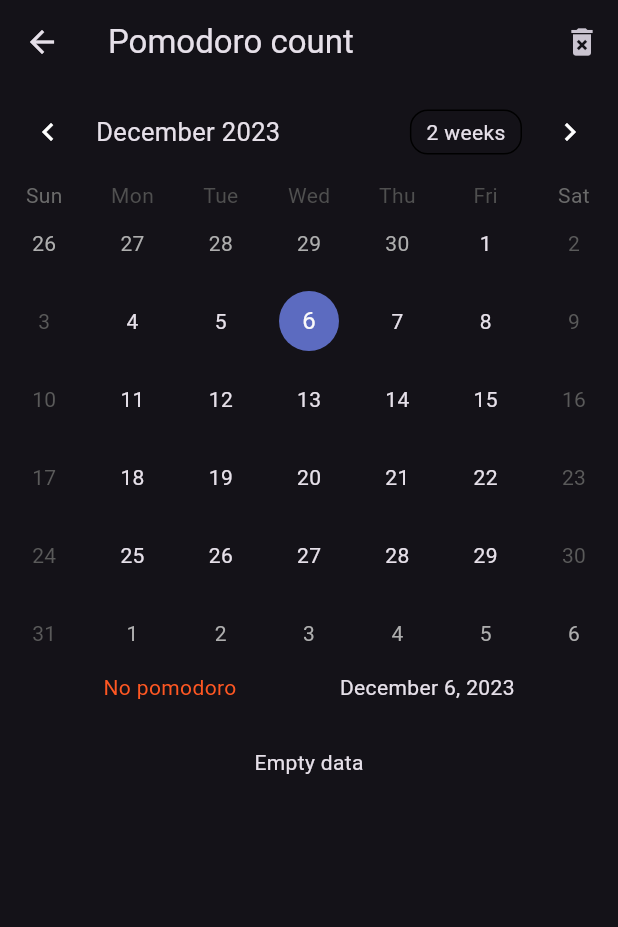
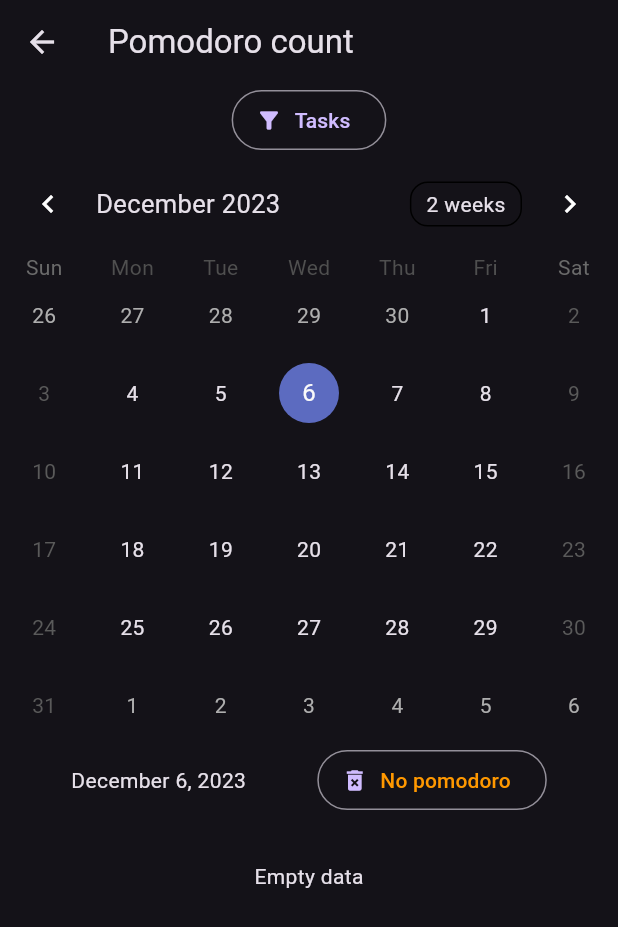
Before and after one commit to dajkim76/good_timer, a Flutter app: the PomodoroPage screen opened directly, on a phone screen of 412 x 824 dp. Shown: the top 927 px of the screen. Run offline on Flutter 3.47's test engine with Material 3 defaults, Android fonts, the phone set to English and light mode, and no system bars; drawn by our look-alikes of table_calendar; our stand-ins replace fluttertoast, realm, settings_ui, shared_preferences, sprintf, vibration and 1 more; accounts and stored records are empty; generated files the repository leaves out were written again.

Commit message:
calendar: filter by task

```diff
--- a/lib/MyRealm.dart
+++ b/lib/MyRealm.dart
@@ -83,13 +83,21 @@ class MyRealm {
     return realm.query<Pomodoro>("dayInt == $todayStr").length;
   }
 
-  int getPomodoroCount(int dayInt) {
-    return realm.query<Pomodoro>("dayInt == $dayInt").length;
+  int getPomodoroCount(int dayInt, int filterTaskId) {
+    if (filterTaskId == 0) {
+      return realm.query<Pomodoro>("dayInt == $dayInt").length;
+    } else {
+      return realm.query<Pomodoro>("dayInt == $dayInt and taskId == $filterTaskId").length;
+    }
   }
 
-  List<Pomodoro> getPomodoroList(DateTime dateTime) {
+  List<Pomodoro> getPomodoroList(DateTime dateTime, int filterTaskId) {
     String dayStr = DateFormat('yyyyMMdd').format(dateTime);
-    return realm.query<Pomodoro>("dayInt == $dayStr").toList();
+    if (filterTaskId == 0) {
+      return realm.query<Pomodoro>("dayInt == $dayStr").toList();
+    } else {
+      return realm.query<Pomodoro>("dayInt == $dayStr and taskId == $filterTaskId").toList();
+    }
   }
 
   void addPomodoro(int taskId, int durationMinutes) {
--- a/lib/pomodoro_page.dart
+++ b/lib/pomodoro_page.dart
@@ -27,12 +27,14 @@ class _PomodoroState extends State<PomodoroPage> {
   DateTime _selectedDay = DateTime.now();
   DateTime _focusedDay = DateTime.now();
   late List<Pomodoro> _pomodoroList;
-  final Map<int, _Event> eventMap = {};
+  int _filterTaskId = 0;
+  String _filterTaskName = "";
+  final Map<int, _Event> _eventMap = {};
 
   @override
   void initState() {
     super.initState();
-    _pomodoroList = MyRealm.instance.getPomodoroList(_focusedDay);
+    _pomodoroList = MyRealm.instance.getPomodoroList(_focusedDay, _filterTaskId);
     _calendarFormat = _getCalendarFormat();
     _portraitModeOnly();
   }
@@ -65,15 +67,9 @@ class _PomodoroState extends State<PomodoroPage> {
     return Scaffold(
         appBar: AppBar(
           title: Text(S.of(context).pomodoro_count),
-          actions: [
-            IconButton(
-              icon: const Icon(Icons.delete_forever),
-              onPressed: _onClickDeleteAll,
-              tooltip: S.of(context).delete_all,
-            )
-          ],
         ),
         body: Column(children: [
+          buildFilterWidget(),
           TableCalendar(
               focusedDay: _focusedDay,
               firstDay: DateTime.now().subtract(const Duration(days: 365 * 10 + 2)),
@@ -95,23 +91,27 @@ class _PomodoroState extends State<PomodoroPage> {
               },
               onDaySelected: _onDaySelected,
               onPageChanged: (focusedDay) {
-                eventMap.clear();
+                _eventMap.clear();
               },
               eventLoader: (day) {
                 int dayInt = toDayInt(day);
-                eventMap.putIfAbsent(dayInt, () => _Event(MyRealm.instance.getPomodoroCount(dayInt)));
-                if (eventMap[dayInt]!.count == 0) return [];
-                return [eventMap[dayInt]];
+                _eventMap.putIfAbsent(dayInt, () => _Event(MyRealm.instance.getPomodoroCount(dayInt, _filterTaskId)));
+                if (_eventMap[dayInt]!.count == 0) return [];
+                return [_eventMap[dayInt]];
               },
               calendarBuilders: buildCalendarBuilders(),
               calendarStyle:
                   const CalendarStyle(markerDecoration: BoxDecoration(color: Colors.white, shape: BoxShape.circle))),
           Row(mainAxisAlignment: MainAxisAlignment.spaceEvenly, children: [
-            Text(
-              S.of(context).pomodoro_count_fmt(_pomodoroList.length),
-              style: const TextStyle(color: Colors.deepOrange),
+            Text(DateFormat.yMMMMd().format(_focusedDay)),
+            OutlinedButton.icon(
+              onPressed: _onClickDeleteAll,
+              label: Text(
+                S.of(context).pomodoro_count_fmt(_pomodoroList.length),
+                style: const TextStyle(color: Colors.orange),
+              ),
+              icon: const Icon(Icons.delete_forever),
             ),
-            Text(DateFormat.yMMMMd().format(_focusedDay)),
           ]),
           Expanded(child: _buildPomodoroList(context))
         ]));
@@ -142,7 +142,7 @@ class _PomodoroState extends State<PomodoroPage> {
       setState(() {
         _selectedDay = selectedDay;
         _focusedDay = selectedDay; // update `_focusedDay` here as well
-        _pomodoroList = MyRealm.instance.getPomodoroList(_focusedDay);
+        _pomodoroList = MyRealm.instance.getPomodoroList(_focusedDay, _filterTaskId);
       });
     }
   }
@@ -200,11 +200,12 @@ class _PomodoroState extends State<PomodoroPage> {
                   mainAxisAlignment: MainAxisAlignment.spaceBetween,
                   children: [
                     Text(_pomodoroList[index].taskName, overflow: TextOverflow.ellipsis),
-                    Text(DateFormat('HH:mm').format(_pomodoroList[index].doneTime.toLocal()))
+                    Text(DateFormat.Hm().format(_pomodoroList[index].doneTime.toLocal()))
                   ],
                 ),
                 subtitle: _pomodoroList[index].memo?.isNotEmpty == true
-                    ? Text(_pomodoroList[index].memo!, style: const TextStyle(color: Colors.orange))
+                    ? Text(_pomodoroList[index].memo!,
+                        overflow: TextOverflow.ellipsis, style: const TextStyle(color: Colors.orange))
                     : null,
                 trailing: PopupMenuButton<int>(
                   onSelected: (int menuIndex) {
@@ -243,7 +244,7 @@ class _PomodoroState extends State<PomodoroPage> {
                 onPressed: () {
                   // delete
                   var taskList = context.read<TaskListProvider>();
-                  eventMap[pomodoro.dayInt]?.count--;
+                  _eventMap[pomodoro.dayInt]?.count--;
                   MyRealm.instance.deletePomodoro(pomodoro);
                   taskList.notifyTodayPomodoroCount();
                   setState(() {
@@ -313,7 +314,7 @@ class _PomodoroState extends State<PomodoroPage> {
                   // delete
                   if (_pomodoroList.isNotEmpty) {
                     int dayInt = _pomodoroList[0].dayInt;
-                    eventMap[dayInt]?.count = 0;
+                    _eventMap[dayInt]?.count = 0;
                   }
                   MyRealm.instance.deletePomodoroList(_pomodoroList);
                   context.read<TaskListProvider>().notifyTodayPomodoroCount();
@@ -328,4 +329,62 @@ class _PomodoroState extends State<PomodoroPage> {
           );
         });
   }
+
+  void _onClickFilter() {
+    showDialog<void>(
+        context: context,
+        builder: (BuildContext context) {
+          return AlertDialog(title: Text(S.of(context).tasks), content: _buildTaskList(), actions: <Widget>[
+            TextButton(
+                child: Text(S.of(context).reset),
+                onPressed: () {
+                  Navigator.pop(context);
+                  setFilterTaskList(0, "");
+                })
+          ]);
+        });
+  }
+
+  Widget _buildTaskList() {
+    final list = MyRealm.instance.loadTaskList(false);
+    return SizedBox(
+      width: MediaQuery.of(context).size.width,
+      child: ListView.builder(
+        shrinkWrap: true,
+        itemBuilder: (ctx, index) {
+          return SimpleDialogOption(
+            onPressed: () {
+              Navigator.pop(context);
+              setFilterTaskList(list[index].id, list[index].name);
+            },
+            child: Text(
+              list[index].name,
+              overflow: TextOverflow.ellipsis,
+            ),
+          );
+        },
+        itemCount: list.length,
+      ),
+    );
+  }
+
+  void setFilterTaskList(int filterTaskId, String filterTaskName) {
+    setState(() {
+      _filterTaskId = filterTaskId;
+      _filterTaskName = filterTaskName;
+      _eventMap.clear();
+      _pomodoroList = MyRealm.instance.getPomodoroList(_focusedDay, _filterTaskId);
+    });
+  }
+
+  Widget buildFilterWidget() {
+    return OutlinedButton.icon(
+      onPressed: _onClickFilter,
+      label: Text(
+        _filterTaskId == 0 ? S.of(context).tasks : _filterTaskName,
+        overflow: TextOverflow.ellipsis,
+      ),
+      icon: const Icon(Icons.filter_alt),
+    );
+  }
 }
--- a/lib/task_list_drawer.dart
+++ b/lib/task_list_drawer.dart
@@ -45,7 +45,8 @@ class _TaskListDrawerState extends State<TaskListDrawer> {
               visualDensity: const VisualDensity(vertical: -4),
               title: buildTaskTitle(taskList[index]),
               subtitle: taskList[index].memo?.isNotEmpty == true
-                  ? Text(taskList[index].memo!, style: const TextStyle(color: Colors.orange))
+                  ? Text(taskList[index].memo!,
+                      overflow: TextOverflow.ellipsis, style: const TextStyle(color: Colors.orange))
                   : null,
               contentPadding: const EdgeInsets.all(0),
               onTap: () {
```
